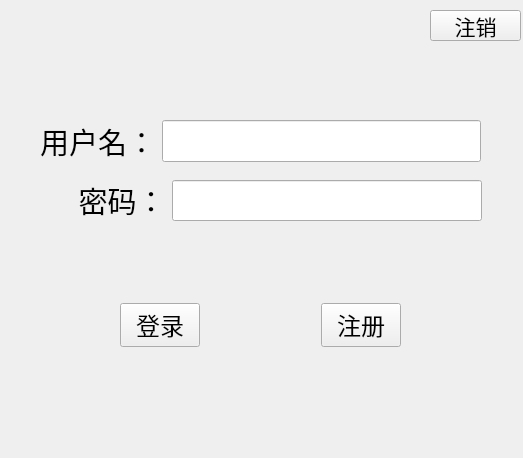
First picture: the form in TcpClient/tcpclient.ui, repository MILJY/Graduation-project, before the edit.
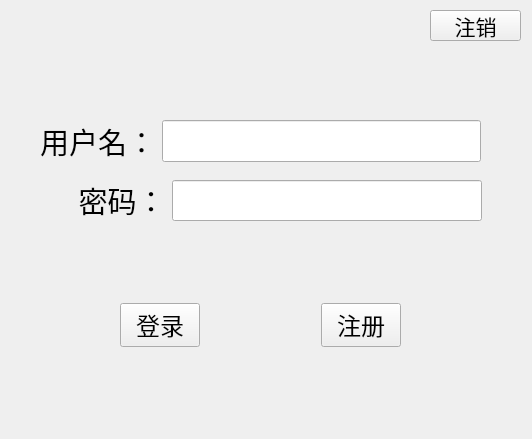
Second picture: the form after the edit.

Diff of the .ui file:
```diff
--- a/TcpClient/tcpclient.ui
+++ b/TcpClient/tcpclient.ui
@@ -6,13 +6,16 @@
    <rect>
     <x>0</x>
     <y>0</y>
-    <width>523</width>
-    <height>458</height>
+    <width>532</width>
+    <height>439</height>
    </rect>
   </property>
   <property name="windowTitle">
    <string>TcpClient</string>
   </property>
+  <property name="styleSheet">
+   <string notr="true"/>
+  </property>
   <widget class="QPushButton" name="logout_btn">
    <property name="geometry">
     <rect>
```
